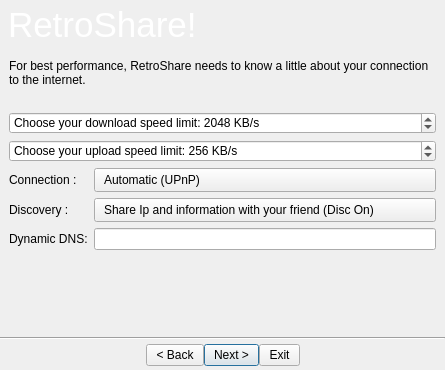
Qt form retroshare-gui/src/gui/QuickStartWizard.ui (RetroShare/RetroShare) before a commit.
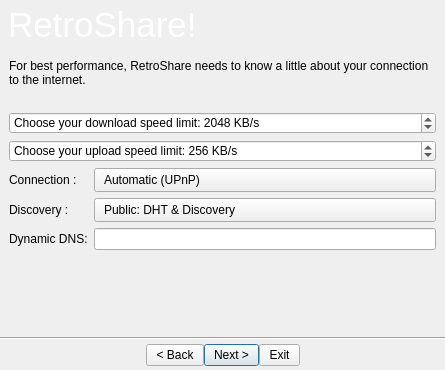
The same form after that commit. Icons and pictures are not drawn.

Commit message: update the QuickStartWizard with the changes for the Discovery combobox

```diff
--- a/retroshare-gui/src/gui/QuickStartWizard.ui
+++ b/retroshare-gui/src/gui/QuickStartWizard.ui
@@ -437,7 +437,7 @@
              <widget class="QComboBox" name="discoveryComboBox">
               <item>
                <property name="text">
-                <string>Share Ip and information with your friend (Disc On)</string>
+                <string>Public: DHT &amp; Discovery</string>
                </property>
               </item>
               <item>
```
Left out of the diff: 12 changed lines with no effect on the pictures. The commit also changes 1 other file.
